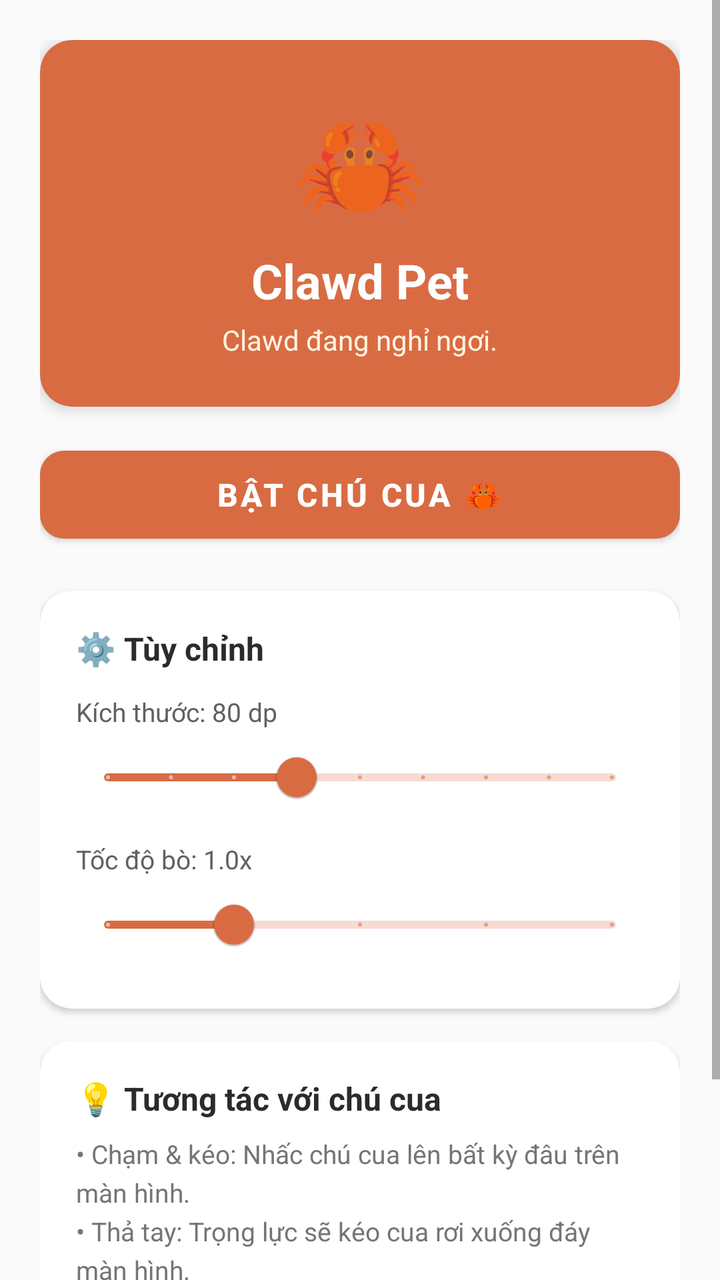
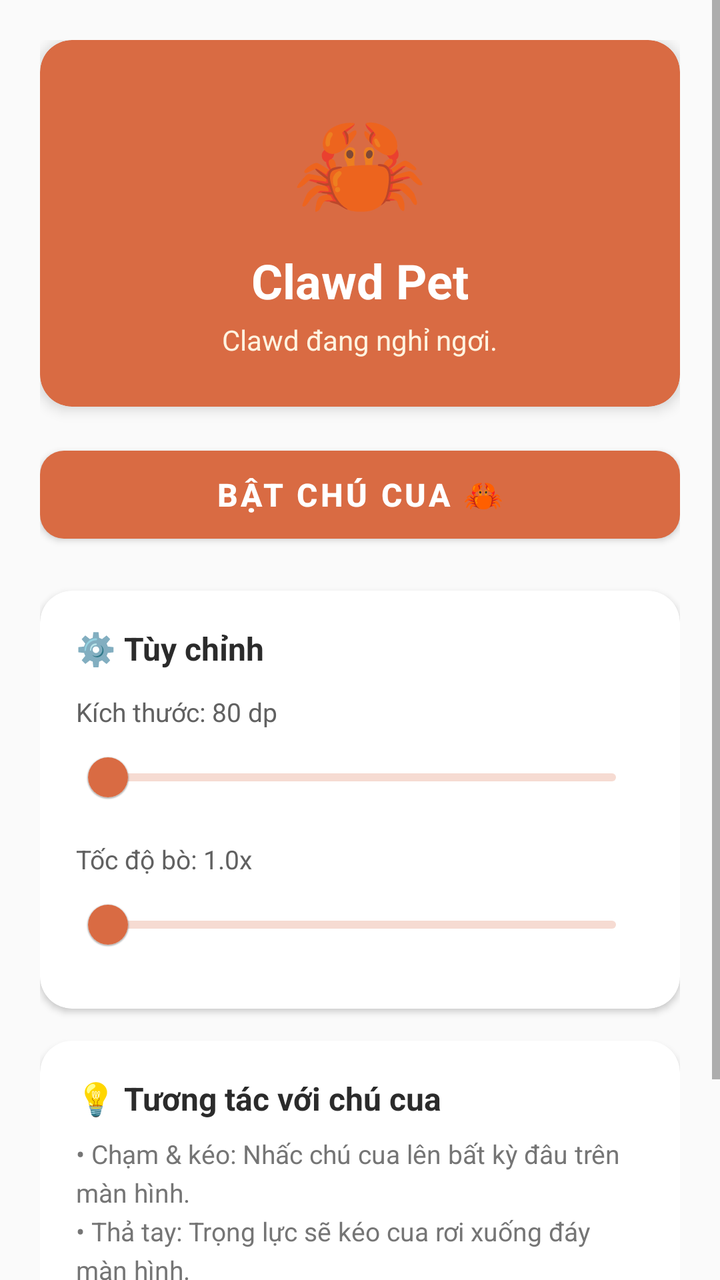

Two renders of the same Android screen: before a commit and after it. Below are the layout's source before the change and the commit's diff.
<!-- AndroidManifest.xml: application theme Theme.ClawdPet -->
<!-- res/layout/activity_main.xml -->
<?xml version="1.0" encoding="utf-8"?>
<ScrollView xmlns:android="http://schemas.android.com/apk/res/android"
    xmlns:app="http://schemas.android.com/apk/res-auto"
    android:layout_width="match_parent"
    android:layout_height="match_parent"
    android:background="@color/background_light"
    android:fillViewport="true">

    <LinearLayout
        android:layout_width="match_parent"
        android:layout_height="wrap_content"
        android:orientation="vertical"
        android:padding="20dp">

        
        <com.google.android.material.card.MaterialCardView
            android:layout_width="match_parent"
            android:layout_height="wrap_content"
            android:layout_marginBottom="16dp"
            app:cardBackgroundColor="@color/clawd_orange"
            app:cardCornerRadius="16dp"
            app:cardElevation="4dp">

            <LinearLayout
                android:layout_width="match_parent"
                android:layout_height="wrap_content"
                android:gravity="center"
                android:orientation="vertical"
                android:padding="24dp">

                <TextView
                    android:layout_width="wrap_content"
                    android:layout_height="wrap_content"
                    android:text="🦀"
                    android:textSize="54sp" />

                <TextView
                    android:layout_width="wrap_content"
                    android:layout_height="wrap_content"
                    android:layout_marginTop="8dp"
                    android:text="@string/app_name"
                    android:textColor="@color/white"
                    android:textSize="24sp"
                    android:textStyle="bold" />

                <TextView
                    android:id="@+id/tv_status"
                    android:layout_width="wrap_content"
                    android:layout_height="wrap_content"
                    android:layout_marginTop="4dp"
                    android:text="@string/status_stopped"
                    android:textColor="#FFF3E0"
                    android:textSize="14sp" />
            </LinearLayout>
        </com.google.android.material.card.MaterialCardView>

        
        <com.google.android.material.card.MaterialCardView
            android:id="@+id/card_permission"
            android:layout_width="match_parent"
            android:layout_height="wrap_content"
            android:layout_marginBottom="16dp"
            android:visibility="gone"
            app:cardBackgroundColor="#FFF8E1"
            app:cardCornerRadius="12dp"
            app:cardElevation="2dp"
            app:strokeColor="#FFB300"
            app:strokeWidth="1dp">

            <LinearLayout
                android:layout_width="match_parent"
                android:layout_height="wrap_content"
                android:orientation="vertical"
                android:padding="16dp">

                <TextView
                    android:layout_width="wrap_content"
                    android:layout_height="wrap_content"
                    android:text="⚠️ Cần cấp quyền hiển thị"
                    android:textColor="#F57C00"
                    android:textSize="16sp"
                    android:textStyle="bold" />

                <TextView
                    android:layout_width="wrap_content"
                    android:layout_height="wrap_content"
                    android:layout_marginTop="6dp"
                    android:text="@string/permission_required"
                    android:textColor="#5D4037"
                    android:textSize="13sp" />

                <com.google.android.material.button.MaterialButton
                    android:id="@+id/btn_grant_permission"
                    android:layout_width="match_parent"
                    android:layout_height="wrap_content"
                    android:layout_marginTop="12dp"
                    android:text="@string/grant_permission"
                    app:backgroundTint="#F57C00"
                    app:cornerRadius="8dp" />
            </LinearLayout>
        </com.google.android.material.card.MaterialCardView>

        
        <com.google.android.material.button.MaterialButton
            android:id="@+id/btn_toggle_pet"
            android:layout_width="match_parent"
            android:layout_height="56dp"
            android:layout_marginBottom="20dp"
            android:text="@string/btn_start"
            android:textSize="16sp"
            android:textStyle="bold"
            app:backgroundTint="@color/clawd_orange"
            app:cornerRadius="12dp"
            app:elevation="4dp" />

        
        <com.google.android.material.card.MaterialCardView
            android:layout_width="match_parent"
            android:layout_height="wrap_content"
            android:layout_marginBottom="16dp"
            app:cardBackgroundColor="@color/white"
            app:cardCornerRadius="16dp"
            app:cardElevation="2dp">

            <LinearLayout
                android:layout_width="match_parent"
                android:layout_height="wrap_content"
                android:orientation="vertical"
                android:padding="18dp">

                <TextView
                    android:layout_width="wrap_content"
                    android:layout_height="wrap_content"
                    android:text="⚙️ Tùy chỉnh"
                    android:textColor="@color/clawd_dark"
                    android:textSize="16sp"
                    android:textStyle="bold" />

                
                <TextView
                    android:id="@+id/tv_size_label"
                    android:layout_width="wrap_content"
                    android:layout_height="wrap_content"
                    android:layout_marginTop="12dp"
                    android:text="Kích thước: 80 dp"
                    android:textColor="#616161"
                    android:textSize="13sp" />

                <com.google.android.material.slider.Slider
                    android:id="@+id/slider_size"
                    android:layout_width="match_parent"
                    android:layout_height="wrap_content"
                    android:stepSize="10"
                    android:value="80"
                    android:valueFrom="50"
                    android:valueTo="130"
                    app:thumbColor="@color/clawd_orange"
                    app:trackColorActive="@color/clawd_orange" />

                
                <TextView
                    android:id="@+id/tv_speed_label"
                    android:layout_width="wrap_content"
                    android:layout_height="wrap_content"
                    android:layout_marginTop="8dp"
                    android:text="Tốc độ bò: 1.0x"
                    android:textColor="#616161"
                    android:textSize="13sp" />

                <com.google.android.material.slider.Slider
                    android:id="@+id/slider_speed"
                    android:layout_width="match_parent"
                    android:layout_height="wrap_content"
                    android:stepSize="0.5"
                    android:value="1.0"
                    android:valueFrom="0.5"
                    android:valueTo="2.5"
                    app:thumbColor="@color/clawd_orange"
                    app:trackColorActive="@color/clawd_orange" />
            </LinearLayout>
        </com.google.android.material.card.MaterialCardView>

        
        <com.google.android.material.card.MaterialCardView
            android:layout_width="match_parent"
            android:layout_height="wrap_content"
            app:cardBackgroundColor="@color/white"
            app:cardCornerRadius="16dp"
            app:cardElevation="2dp">

            <LinearLayout
                android:layout_width="match_parent"
                android:layout_height="wrap_content"
                android:orientation="vertical"
                android:padding="18dp">

                <TextView
                    android:layout_width="wrap_content"
                    android:layout_height="wrap_content"
                    android:text="💡 Tương tác với chú cua"
                    android:textColor="@color/clawd_dark"
                    android:textSize="16sp"
                    android:textStyle="bold" />

                <TextView
                    android:layout_width="wrap_content"
                    android:layout_height="wrap_content"
                    android:layout_marginTop="8dp"
                    android:lineSpacingExtra="4dp"
                    android:text="• Chạm &amp; kéo: Nhấc chú cua lên bất kỳ đâu trên màn hình.\n• Thả tay: Trọng lực sẽ kéo cua rơi xuống đáy màn hình.\n• Chạm nhẹ (Tap): Chú cua sẽ nhảy vui mừng hoặc nhảy múa!\n• Tự động: Cua sẽ tự đi dạo, leo tường và hiện bong bóng suy nghĩ."
                    android:textColor="#757575"
                    android:textSize="13sp" />
            </LinearLayout>
        </com.google.android.material.card.MaterialCardView>

    </LinearLayout>
</ScrollView>
<!-- resources referenced by this layout -->
<resources>
  <color name="background_light">#FAFAFA</color>
  <color name="clawd_dark">#2B2B2B</color>
  <color name="clawd_orange">#D96B43</color>
  <color name="white">#FFFFFFFF</color>
  <string name="app_name">Clawd Pet</string>
  <string name="btn_start">Bật chú cua 🦀</string>
  <string name="grant_permission">Cấp quyền hiển thị</string>
  <string name="permission_required">Cần cấp quyền "Hiển thị trên ứng dụng khác" để chú cua có thể bò trên màn hình của bạn.</string>
  <string name="status_stopped">Clawd đang nghỉ ngơi.</string>
  <style name="Theme.ClawdPet" parent="Theme.MaterialComponents.DayNight.NoActionBar">
          <item name="colorPrimary">@color/clawd_orange</item>
          <item name="colorPrimaryVariant">@color/primary</item>
          <item name="colorOnPrimary">@color/white</item>
          <item name="android:statusBarColor">@color/clawd_orange</item>
      </style>
  <color name="primary">#E65100</color>
</resources>

<!-- the commit's change to res/layout/activity_main.xml (unified diff, before → after) -->
@@ -150,10 +150,10 @@
                     android:id="@+id/slider_size"
                     android:layout_width="match_parent"
                     android:layout_height="wrap_content"
-                    android:stepSize="10"
-                    android:value="80"
-                    android:valueFrom="50"
-                    android:valueTo="130"
+                    app:stepSize="10.0"
+                    app:value="80.0"
+                    app:valueFrom="50.0"
+                    app:valueTo="130.0"
                     app:thumbColor="@color/clawd_orange"
                     app:trackColorActive="@color/clawd_orange" />
 
@@ -171,10 +171,10 @@
                     android:id="@+id/slider_speed"
                     android:layout_width="match_parent"
                     android:layout_height="wrap_content"
-                    android:stepSize="0.5"
-                    android:value="1.0"
-                    android:valueFrom="0.5"
-                    android:valueTo="2.5"
+                    app:stepSize="0.5"
+                    app:value="1.0"
+                    app:valueFrom="0.5"
+                    app:valueTo="2.5"
                     app:thumbColor="@color/clawd_orange"
                     app:trackColorActive="@color/clawd_orange" />
             </LinearLayout>
